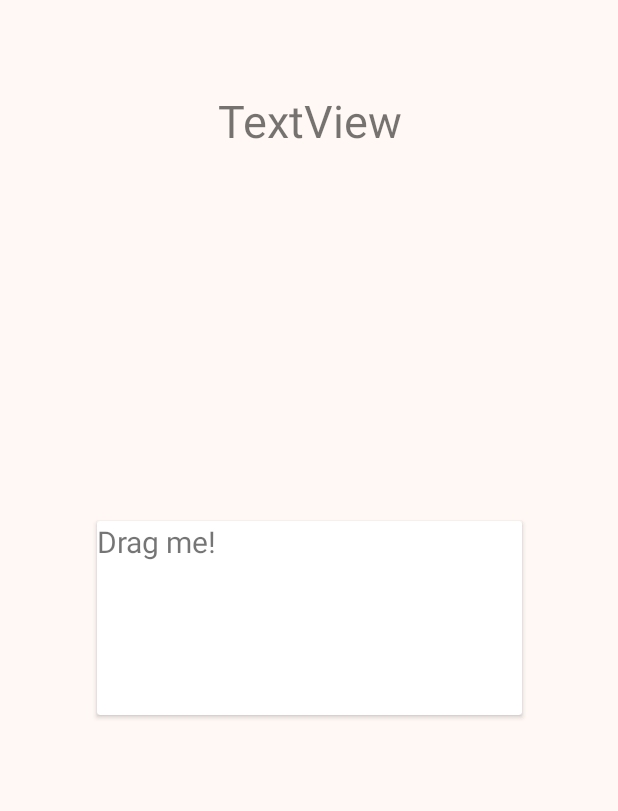
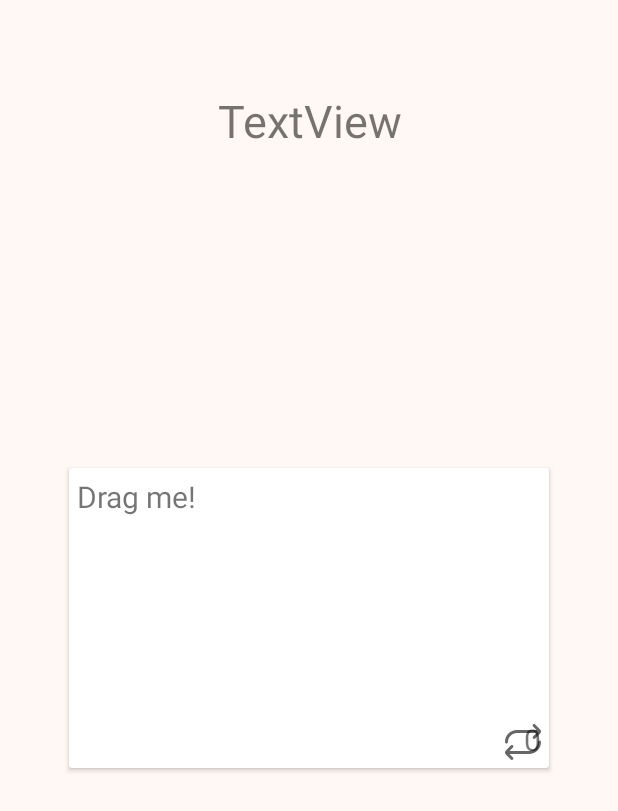
Before and after one commit to WieserJulian/StudySwipe, an Android app: the layout fragment_swipe_card.xml on its own in the app's theme, with its tools: preview values and no code run, on a phone screen of 412 x 824 dp. Shown: the top 811 px of the screen. Run offline under Robolectric (Android 15) with nearby library versions, the light colour scheme and no system bars.

Commit message:
Swipeactivity

```diff
--- /dev/null
+++ b/app/src/main/res/drawable/nav_flip_24dp.xml
@@ -0,0 +1,11 @@
+<?xml version="1.0" encoding="utf-8"?>
+<vector xmlns:android="http://schemas.android.com/apk/res/android"
+    android:width="24dp"
+    android:height="24dp"
+    android:tint="?attr/colorControlNormal"
+    android:viewportWidth="24"
+    android:viewportHeight="24">
+    <path
+        android:fillColor="@android:color/black"
+        android:pathData="M24,12c0,4.411-3.589,8-8,8H3l2.293,2.293c.391,.391,.391,1.023,0,1.414-.195,.195-.451,.293-.707,.293s-.512-.098-.707-.293l-3.293-3.293c-.78-.779-.78-2.049,0-2.828l3.293-3.293c.391-.391,1.023-.391,1.414,0s.391,1.023,0,1.414l-2.293,2.293h13c3.309,0,6-2.691,6-6,0-.553,.448-1,1-1s1,.447,1,1ZM1,13c.552,0,1-.447,1-1,0-3.309,2.691-6,6-6h13l-2.293,2.293c-.391,.391-.391,1.023,0,1.414,.195,.195,.451,.293,.707,.293s.512-.098,.707-.293l3.293-3.293c.78-.779,.78-2.049,0-2.828L20.121,.293c-.391-.391-1.023-.391-1.414,0s-.391,1.023,0,1.414l2.293,2.293H8C3.589,4,0,7.589,0,12c0,.553,.448,1,1,1Z" />
+</vector>
--- a/app/src/main/res/layout/fragment_swipe_card.xml
+++ b/app/src/main/res/layout/fragment_swipe_card.xml
@@ -18,19 +18,56 @@
 
     <androidx.cardview.widget.CardView
         android:id="@+id/card_view"
-        android:layout_width="283dp"
-        android:layout_height="129dp"
+        android:layout_width="320dp"
+        android:layout_height="200dp"
         app:layout_constraintBottom_toBottomOf="parent"
         app:layout_constraintLeft_toLeftOf="parent"
         app:layout_constraintRight_toRightOf="parent"
         app:layout_constraintTop_toTopOf="parent">
 
-        <TextView
+        <androidx.constraintlayout.widget.ConstraintLayout
             android:layout_width="match_parent"
-            android:layout_height="match_parent"
-            android:text="Drag me!"
-            android:textAlignment="textStart"
-            android:textSize="20dp" />
+            android:layout_height="match_parent">
+
+            <TextView
+                android:id="@+id/questionText"
+                android:layout_width="match_parent"
+                android:layout_height="match_parent"
+                android:layout_marginStart="5dp"
+                android:layout_marginTop="5dp"
+                android:layout_marginEnd="5dp"
+                android:layout_marginBottom="5dp"
+                android:text="Drag me!"
+                android:textAlignment="textStart"
+                android:textSize="20dp"
+                app:layout_constraintBottom_toBottomOf="parent"
+                app:layout_constraintEnd_toEndOf="parent"
+                app:layout_constraintStart_toStartOf="parent"
+                app:layout_constraintTop_toTopOf="parent" />
+
+            <TextView
+                android:id="@+id/questionPoints"
+                android:layout_width="0dp"
+                android:layout_height="wrap_content"
+                android:layout_marginEnd="5dp"
+                android:layout_marginBottom="5dp"
+                android:text="0"
+                android:textAlignment="center"
+                android:textSize="20dp"
+                app:layout_constraintBottom_toBottomOf="parent"
+                app:layout_constraintEnd_toEndOf="parent" />
+
+            <ImageView
+                android:id="@+id/swapImage"
+                android:layout_width="wrap_content"
+                android:layout_height="wrap_content"
+                android:layout_marginEnd="5dp"
+                android:layout_marginBottom="5dp"
+                app:layout_constraintBottom_toBottomOf="parent"
+                app:layout_constraintEnd_toEndOf="parent"
+                app:srcCompat="@drawable/nav_flip_24dp" />
+
+        </androidx.constraintlayout.widget.ConstraintLayout>
 
     </androidx.cardview.widget.CardView>
 
```
Also changed, not shown: app/src/main/java/com/example/studyswipe/MainActivity.kt (+9 -1 lines), app/src/main/java/com/example/studyswipe/ui/home/HomeViewModel.kt (+17 -0 lines), app/src/main/java/com/example/studyswipe/ui/swipe/SwipeCardFragment.kt (+107 -26 lines), app/src/main/java/com/example/studyswipe/ui/swipe/SwipeCardViewModel.kt (+47 -1 lines).
